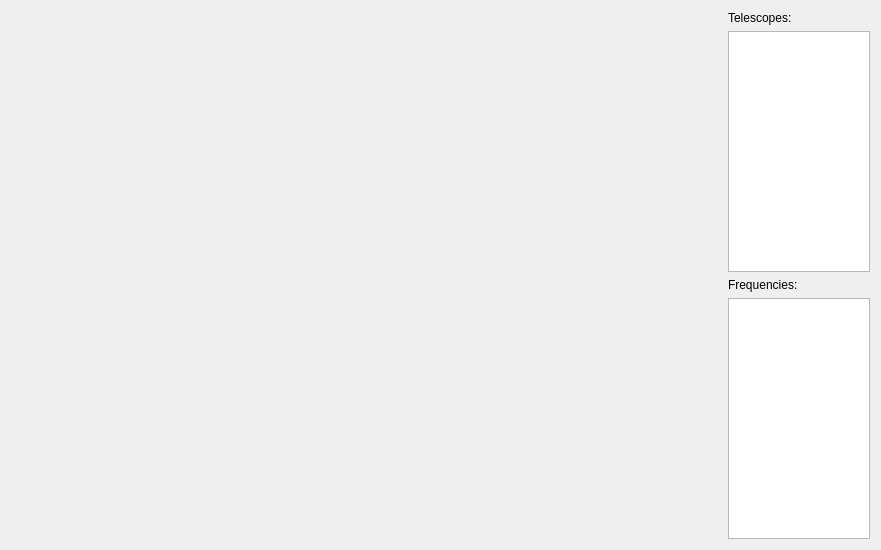
This is pastrocore/gui_pyside/tab_vis_beam_pattern.ui in Torward1024/pAstroCORE as Qt 5 draws it before an edit. The edited form follows.
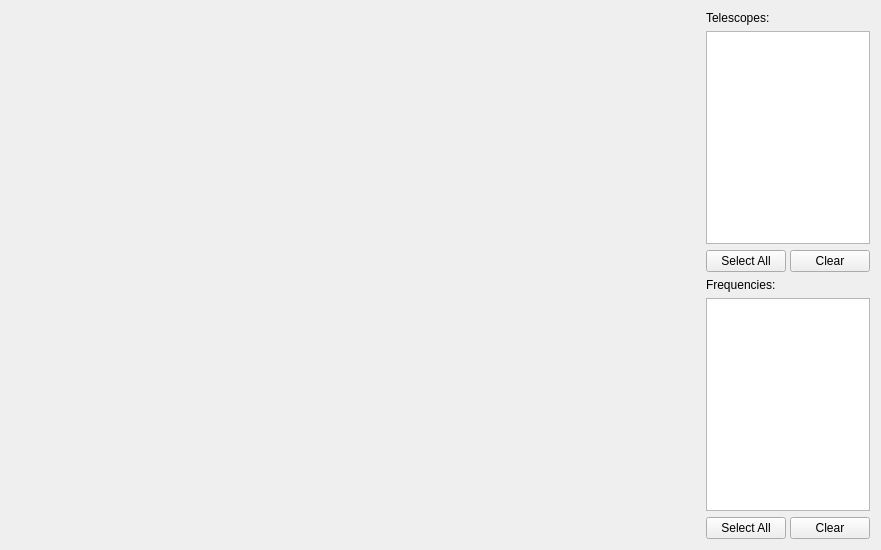
This is the edited form.

Commit message: 15.09.2026 -- G7: Select All and Clear under every list a plot is chosen from.

```diff
--- a/pastrocore/gui_pyside/tab_vis_beam_pattern.ui
+++ b/pastrocore/gui_pyside/tab_vis_beam_pattern.ui
@@ -19,25 +19,91 @@
     <layout class="QGridLayout" name="gridLayout_2">
      <item row="0" column="0">
       <layout class="QGridLayout" name="gridLayout">
-       <item row="7" column="0">
-        <widget class="QListWidget" name="listFrequencies" />
-       </item>
-       <item row="0" column="0">
+       <item row="0" column="0" colspan="2">
         <widget class="QLabel" name="lblTelescopes">
          <property name="text">
           <string>Telescopes:</string>
          </property>
         </widget>
        </item>
-       <item row="6" column="0">
+       <item row="1" column="0" colspan="2">
+        <widget class="QListWidget" name="listTelescopes" />
+       </item>
+       <item row="2" column="0" colspan="2">
+        <layout class="QHBoxLayout" name="layoutTelescopesButtons">
+         <property name="spacing">
+          <number>4</number>
+         </property>
+         <item>
+          <widget class="QPushButton" name="listTelescopesSelectAll">
+           <property name="toolTip">
+            <string>Tick every telescope</string>
+           </property>
+           <property name="text">
+            <string>Select All</string>
+           </property>
+           <property name="autoDefault">
+            <bool>false</bool>
+           </property>
+          </widget>
+         </item>
+         <item>
+          <widget class="QPushButton" name="listTelescopesClear">
+           <property name="toolTip">
+            <string>Untick every telescope</string>
+           </property>
+           <property name="text">
+            <string>Clear</string>
+           </property>
+           <property name="autoDefault">
+            <bool>false</bool>
+           </property>
+          </widget>
+         </item>
+        </layout>
+       </item>
+       <item row="3" column="0" colspan="2">
         <widget class="QLabel" name="lblFrequencies">
          <property name="text">
           <string>Frequencies:</string>
          </property>
         </widget>
        </item>
-       <item row="1" column="0">
-        <widget class="QListWidget" name="listTelescopes" />
+       <item row="4" column="0" colspan="2">
+        <widget class="QListWidget" name="listFrequencies" />
+       </item>
+       <item row="5" column="0" colspan="2">
+        <layout class="QHBoxLayout" name="layoutFrequenciesButtons">
+         <property name="spacing">
+          <number>4</number>
+         </property>
+         <item>
+          <widget class="QPushButton" name="listFrequenciesSelectAll">
+           <property name="toolTip">
+            <string>Tick every frequency</string>
+           </property>
+           <property name="text">
+            <string>Select All</string>
+           </property>
+           <property name="autoDefault">
+            <bool>false</bool>
+           </property>
+          </widget>
+         </item>
+         <item>
+          <widget class="QPushButton" name="listFrequenciesClear">
+           <property name="toolTip">
+            <string>Untick every frequency</string>
+           </property>
+           <property name="text">
+            <string>Clear</string>
+           </property>
+           <property name="autoDefault">
+            <bool>false</bool>
+           </property>
+          </widget>
+         </item>
+        </layout>
        </item>
       </layout>
      </item>
```
The commit also changes 11 other files.
